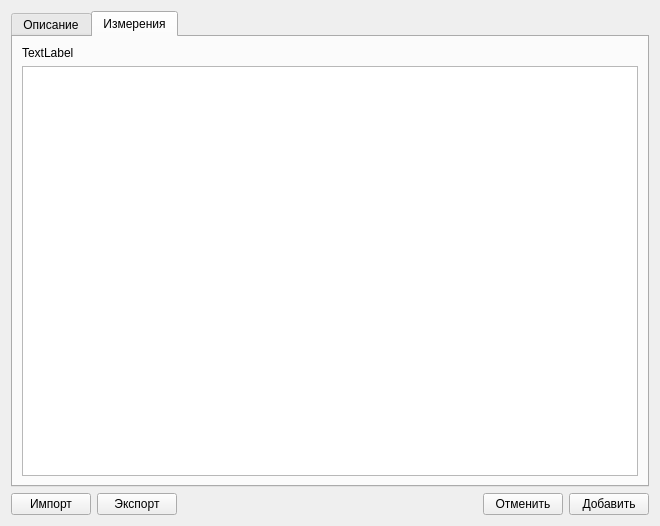
The window that src/Tsunami/AddMeasureForm.ui (maluginp/Tsunami) describes before a commit, drawn with Qt 5.
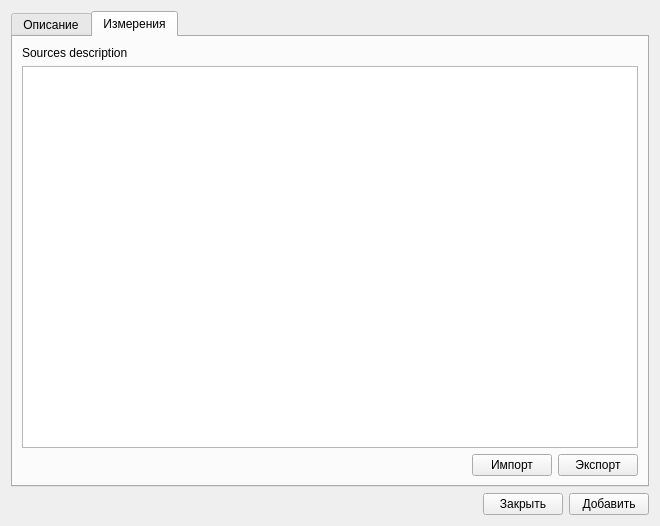
The same window after the commit.

Commit message: Import and export buttons are moved. Add some log information

What changed in the file:
```diff
--- a/src/Tsunami/AddMeasureForm.ui
+++ b/src/Tsunami/AddMeasureForm.ui
@@ -97,22 +97,31 @@
          <item row="0" column="0">
           <widget class="QLabel" name="measureSources">
            <property name="text">
-            <string>TextLabel</string>
+            <string>Sources description</string>
            </property>
            <property name="alignment">
             <set>Qt::AlignLeading|Qt::AlignLeft|Qt::AlignTop</set>
            </property>
           </widget>
          </item>
-         <item row="1" column="0">
+         <item row="1" column="0" colspan="2">
           <widget class="QTableView" name="dataTableView"/>
          </item>
-        </layout>
-       </widget>
-      </widget>
-     </item>
+         <item row="2" column="1">
+          <layout class="QHBoxLayout" name="horizontalLayout_3">
      <item>
-      <layout class="QHBoxLayout" name="horizontalLayout">
+            <spacer name="horizontalSpacer_2">
+             <property name="orientation">
+              <enum>Qt::Horizontal</enum>
+             </property>
+             <property name="sizeHint" stdset="0">
+              <size>
+               <width>40</width>
+               <height>20</height>
+              </size>
+             </property>
+            </spacer>
+           </item>
        <item>
         <widget class="QPushButton" name="importButton">
          <property name="text">
@@ -127,6 +136,14 @@
          </property>
         </widget>
        </item>
+          </layout>
+         </item>
+        </layout>
+       </widget>
+      </widget>
+     </item>
+     <item>
+      <layout class="QHBoxLayout" name="horizontalLayout">
        <item>
         <spacer name="horizontalSpacer">
          <property name="orientation">
@@ -143,7 +160,7 @@
        <item>
         <widget class="QPushButton" name="cancelButton">
          <property name="text">
-          <string>Отменить</string>
+          <string>Закрыть</string>
          </property>
         </widget>
        </item>
```
Lines whose indentation alone changed are shown as unchanged. The commit also changes 2 other files.
